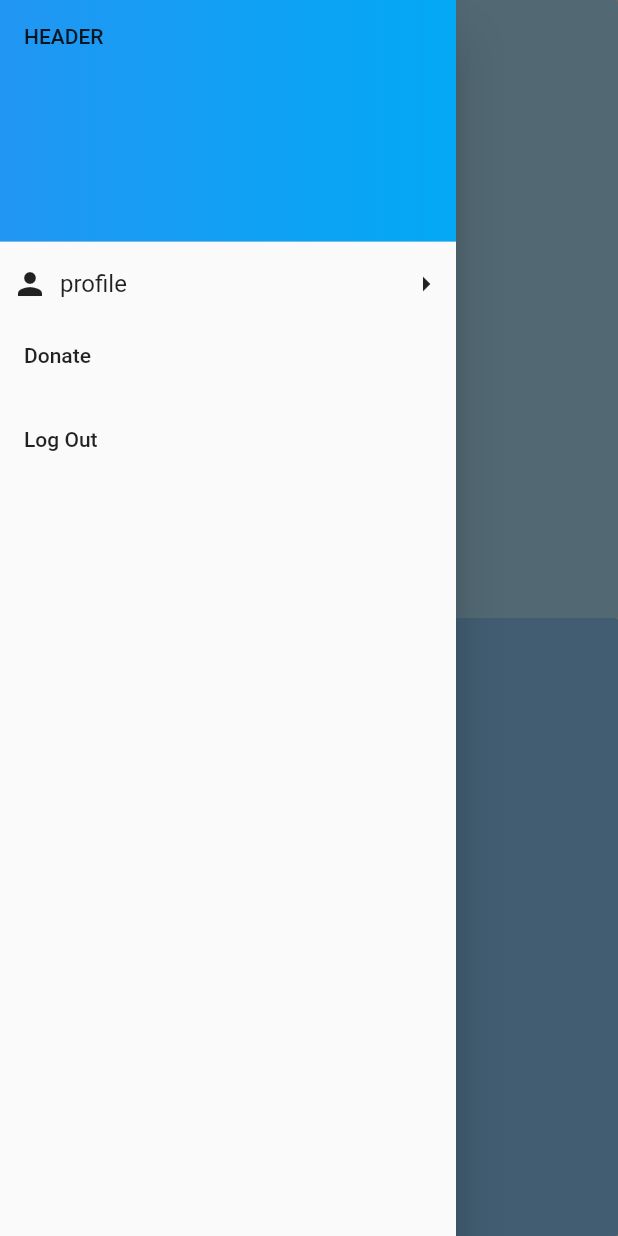
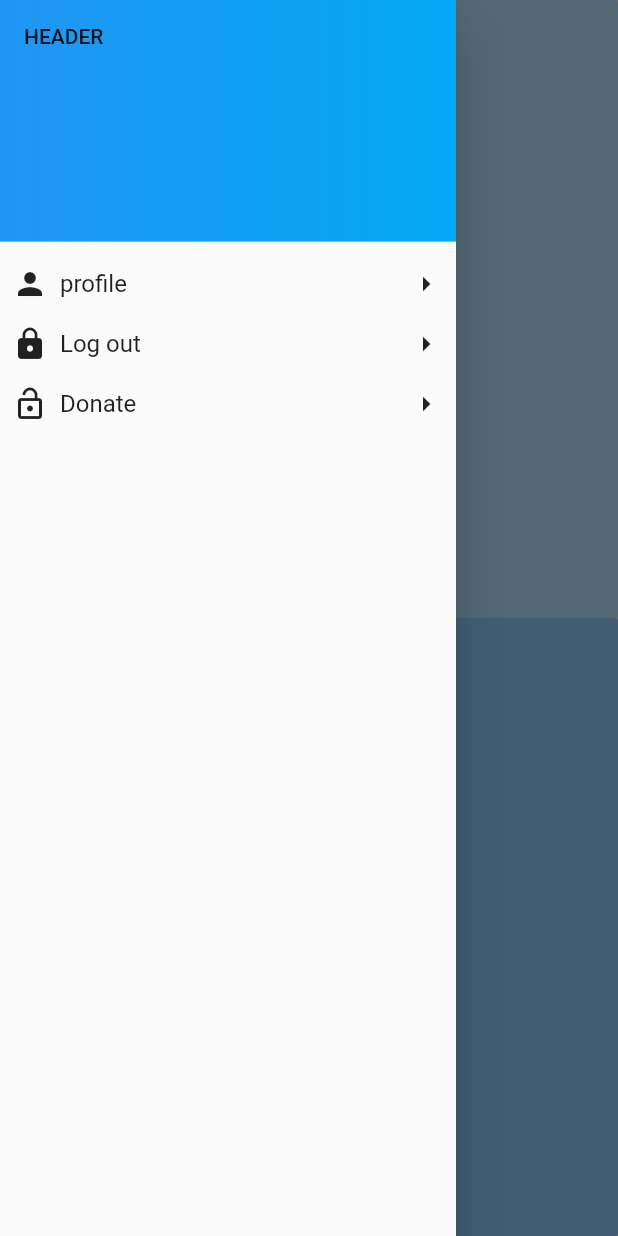
Before and after one commit to n-wagner/Food-Savior, a Flutter app: the screen it shows once a user with an empty profile is signed in, in the side drawer, after a tap on "profile", on a phone screen of 412 x 824 dp. Run offline on Flutter 3.47's test engine with Material 2 defaults, Android fonts, the phone set to English and light mode, and no system bars; our stand-ins replace camera, cloud_firestore, datetime_picker_formfield, firebase_auth, firebase_storage, flutter_tags and 1 more; missing offline and left inert: flutter_syntax_view, flutter_tagging; accounts and stored records are empty.

```diff
--- a/lib/main.dart
+++ b/lib/main.dart
@@ -5,8 +5,9 @@ import 'package:flutter/material.dart';
 import 'package:food_savior/models/user.dart';
 import 'package:food_savior/screens/home/camera_test.dart';
 import 'package:food_savior/screens/home/home_page.dart';
+
+import 'package:food_savior/screens/home/swipes.dart';
 import 'package:food_savior/screens/home/main_menu_layout.dart';
-import 'package:food_savior/screens/home/swipes.dart';
 import 'package:food_savior/screens/home/swipes_wrapper.dart';
 import 'package:food_savior/screens/wrapper.dart';
 import 'package:food_savior/services/auth.dart';
@@ -22,9 +23,9 @@ void main() => runApp(MyApp());
 
 class MyApp extends StatelessWidget {
   final routes = <String, WidgetBuilder>{
-    LoginPage.tag: (context) => LoginPage(),
+    //LoginPage.tag: (context) => LoginPage(),
     //SignUp.tag: (context) => SignUp(),
-    //NewFoodPage.tag: (context) => NewFoodPage(),
+      //NewFoodPage.tag: (context) => NewFoodPage(),
   };
 
   @override
@@ -35,16 +36,18 @@ class MyApp extends StatelessWidget {
         title: 'food savior',
         debugShowCheckedModeBanner: false,
         theme: ThemeData(
-          primarySwatch: Colors.lime,
+          primarySwatch: Colors.lightGreen,
         ),
         initialRoute: '/',
         routes: {
           '/': (context) => Wrapper(),
           '/home': (context) => HomePage(),
-          '/swipes': (context) => SwipesWrapper(),
+          //'/swipes': (context) => SwipePage(),
+           '/swipes': (context) => SwipesWrapper(),
           '/new-food': (context) => NewFoodPage(),
           '/main-menu': (context) => MenuLayout(),
           '/test': (context) => CameraTest(),
+          '/sign-up':(context) => SignUp(),
         },
       ),
     );
--- a/lib/screens/authenticate/login_page.dart
+++ b/lib/screens/authenticate/login_page.dart
@@ -1,3 +1,7 @@
+
+
+
+
 import 'package:flutter/material.dart';
 import 'package:food_savior/services/auth.dart';
 import 'signup.dart';
@@ -25,9 +29,9 @@ class _LoginPageState extends State<LoginPage> {
     final logo = Hero(
       tag: 'food savior',
       child: CircleAvatar(
-        backgroundColor: Colors.transparent,
-        radius: 100.0,
-        child: Image.asset('assets/images/logo1.jpg'),
+        backgroundColor: Colors.brown[50],
+        radius: 250.0,
+        child: Image.asset('assets/images/logo.JPG'),
       ),
     );
 
@@ -72,7 +76,7 @@ class _LoginPageState extends State<LoginPage> {
         ),
         // contentPadding: EdgeInsets.fromLTRB(20.0, 10.0, 20.0, 10.0),
         padding: EdgeInsets.fromLTRB(20.0, 10.0, 20.0, 10.0),
-        color: Colors.deepPurple,
+        color: Colors.lightGreen[700],
         child: Text(
           'Log In',
           style: TextStyle(color: Colors.white),
@@ -98,19 +102,20 @@ class _LoginPageState extends State<LoginPage> {
         shape: RoundedRectangleBorder(
           borderRadius: BorderRadius.circular(24),
         ),
-        onPressed: () async {
+        onPressed: () {//async {
           // Runs each validator from the Form Fields, only if all return null is this true
-          if (_formKey.currentState.validate()) {
-            dynamic result = await _auth.registerWithEmailAndPassword(emailVal, passwordVal);
+          //if (_formKey.currentState.validate()) {
+           // dynamic result = await _auth.registerWithEmailAndPassword(emailVal, passwordVal);
             // Null back means something went wrong with registering, no need to do something otherwise as we are listening for user changes and make things happen based off that
-            if (result == null) {
-              setState(() => error = 'please supply a valid email');
-            }
-          }
+           // if (result == null) {
+            //  setState(() => error = 'please supply a valid email');
+           // }
+        //  }
           //Navigator.of(context).pushNamed(SignUp.tag);
+          Navigator.pushNamed(context, '/sign-up');
         },
         padding: EdgeInsets.all(8),
-        color: Colors.deepPurple,
+        color: Colors.lightGreen[700],
         child: Text('Sign up', style: TextStyle(color: Colors.white)),
       ),
     );
@@ -135,10 +140,10 @@ class _LoginPageState extends State<LoginPage> {
           .width,
       padding: EdgeInsets.all(28.0),
       decoration: BoxDecoration(
-//        gradient: LinearGradient(colors: [
-//          Colors.pink[400],
-//          Colors.lime[200],
-//        ])
+        //gradient: LinearGradient(colors: [
+          // Colors.brown[50],
+          // Colors.lime[200],
+       // ])
       ),
       child: Center(
         child: Column(
@@ -162,7 +167,8 @@ class _LoginPageState extends State<LoginPage> {
 
 
     return Scaffold(
-      backgroundColor: Colors.white,
+
+      backgroundColor: Colors.brown[50],
       // Form associated with global key, allows for future validation of the form
       body: Form(
         key: _formKey,
--- a/lib/screens/chat/chat_UI.dart
+++ b/lib/screens/chat/chat_UI.dart
@@ -13,11 +13,8 @@ class ChatAppHome extends StatelessWidget {
         title: new Text("chat"),
       ),
 
-      body: ChatScreen(),
+      body: new ChatScreen()
     );
-
-
-
 
   }
 }
--- a/lib/screens/home/main_menu_layout.dart
+++ b/lib/screens/home/main_menu_layout.dart
@@ -1,56 +1,58 @@
 import 'package:flutter/material.dart';
 import 'package:food_savior/services/auth.dart';
 
+//class MenuLayout extends StatelessWidget {
   class MenuLayout extends StatefulWidget {
   @override
    _MenuLayoutState createState() => _MenuLayoutState();
 }
-
 class _MenuLayoutState extends State<MenuLayout> {
   final AuthService _auth = AuthService();
 
   @override
   Widget build(BuildContext context) {
-  return
-  // Scaffold(
-  //   appBar: AppBar(
-  //       title: Text('test'),
-  //       backgroundColor: Colors.blueGrey,
-  //       ),
-  //   drawer:
-    Drawer(
+  //return Scaffold(
+   // appBar: AppBar(
+    //    title: Text('test'),
+   //     backgroundColor: Colors.blueGrey,
+    //    ),
+  //  drawer: Drawer(
+
+    return Drawer(
       child: ListView(
         children: <Widget>[
           DrawerHeader(
             decoration: BoxDecoration(
-              gradient: LinearGradient(
-                colors: <Color>[
+              gradient: LinearGradient(colors: <Color>[
                 Colors.blue,
                 Colors.lightBlue,
-                ]
-              )
+              ])
               ),
-            child: Text('HEADER')
-          ),
-          CustomListTile(),
-          ListTile(
-            title: Text('Donate')
-            ),
-          ListTile(
-            title: Text('Log Out'),
-            onTap: () async {
-              await _auth.signOut();
-              Navigator.pop(context);
-            },
-          ),
+            child: Text('HEADER')),
+          CustomListTile(Icons.person, 'profile', ()=> {}),
+          CustomListTile(Icons.lock, 'Log out', ()=> {}),
+          CustomListTile(Icons.lock_open, 'Donate', ()=> {}),
+            //ListTile(
+           // title: Text('Log Out'),
+            //onTap: () async {
+             // await _auth.signOut();
+             // Navigator.pop(context);
+
         ],
       ),
-    //),
+
   );
 }
+
 } // end class
 
 class CustomListTile extends StatelessWidget{
+
+  IconData icon;
+  String text;
+  Function onTap;
+
+  CustomListTile(this.icon,this.text,this.onTap);
   @override
 
 Widget build(BuildContext context) {
@@ -58,7 +60,7 @@ return Padding(
   padding: const EdgeInsets.fromLTRB(8.0, 0, 8.0, 0),
   child: InkWell(
     splashColor: Colors.blueAccent,
-    onTap: ()=>{},
+    onTap: onTap,
     child: Container(
       height: 40,
       child: Row(
@@ -66,18 +68,11 @@ return Padding(
           children: <Widget> [
             Row(
               children: <Widget>[
-              Icon(Icons.person),
+              Icon(icon),
               Padding(
                   padding: const EdgeInsets.all(8.0),
-                child: Text(
-                  'profile',
-                  style: TextStyle(
-                    fontSize: 16.0
+                  child: Text(text, style: TextStyle(fontSize: 16.0)),
                   )
-                ),
-              )
-
-
             ],
             ),
             Icon(Icons.arrow_right),
```
Also changed, not shown: lib/screens/authenticate/signup.dart (+93 -183 lines), lib/screens/chat/Charscreen.dart (+28 -1 lines), lib/screens/chat/Chat_message.dart (+22 -2 lines), assets/images/getlogo.JPG (added), assets/images/givelogo.JPG (added), assets/images/logo.JPG (added), assets/images/logo1.jpg (deleted), 7 other files. Lines whose indentation alone changed are shown as unchanged.
